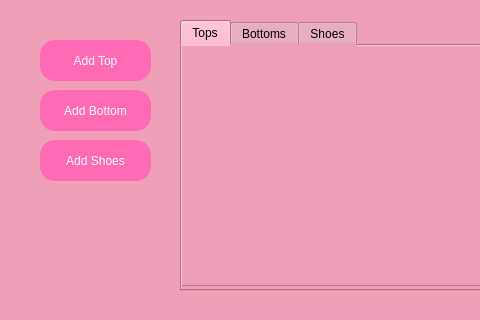
Before: the Qt Designer form mainwindow.ui in o1la/Outfit-Generator, drawn with Qt 5; both pictures show x 0 to 480 and y 0 to 320 of the 684 by 431 pixel window.
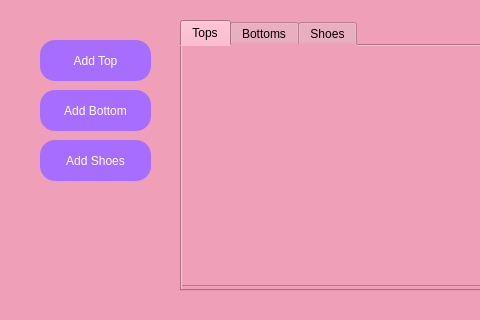
After: the same form once the commit is applied.

Commit message: added new window with outfits and changing

```diff
--- a/mainwindow.ui
+++ b/mainwindow.ui
@@ -31,11 +31,40 @@
      </rect>
     </property>
     <property name="styleSheet">
-     <string notr="true">background-color: rgb(255, 106, 180);
-color: white;
-border: 1px;
-border-radius: 15px;
-font: 14pt &quot;Lucida Grande&quot;;
+     <string notr="true">QPushButton
+{
+	background-color: rgb(167, 109, 255);
+	color: #fff;
+	border-width: 1px;
+	border-radius: 15px;
+	border-color: #c196ff;
+	padding: 2px;
+	font: 14pt &quot;Lucida Grande&quot;;
+}
+
+
+QPushButton::hover
+{
+	background-color: rgb(167, 120, 255);
+	color: #fff;
+	border-width: 1px;
+	border-radius: 15px;
+	border-color: #c196ff;
+	padding: 2px;
+	font: 14pt &quot;Lucida Grande&quot;;
+}
+
+
+QPushButton::pressed
+{
+	background-color: rgb(167, 110, 255);
+	color: #fff;
+	border-width: 1px;
+	border-radius: 15px;
+	border-color: #c196ff;
+	padding: 2px;
+	font: 14pt &quot;Lucida Grande&quot;;
+}
 </string>
     </property>
     <property name="text">
@@ -52,11 +81,40 @@
      </rect>
     </property>
     <property name="styleSheet">
-     <string notr="true">background-color: rgb(255, 106, 180);
-color: white;
-border: 1px;
-border-radius: 15px;
-font: 14pt &quot;Lucida Grande&quot;;
+     <string notr="true">QPushButton
+{
+	background-color: rgb(167, 109, 255);
+	color: #fff;
+	border-width: 1px;
+	border-radius: 15px;
+	border-color: #c196ff;
+	padding: 2px;
+	font: 14pt &quot;Lucida Grande&quot;;
+}
+
+
+QPushButton::hover
+{
+	background-color: rgb(167, 120, 255);
+	color: #fff;
+	border-width: 1px;
+	border-radius: 15px;
+	border-color: #c196ff;
+	padding: 2px;
+	font: 14pt &quot;Lucida Grande&quot;;
+}
+
+
+QPushButton::pressed
+{
+	background-color: rgb(167, 110, 255);
+	color: #fff;
+	border-width: 1px;
+	border-radius: 15px;
+	border-color: #c196ff;
+	padding: 2px;
+	font: 14pt &quot;Lucida Grande&quot;;
+}
 </string>
     </property>
     <property name="text">
@@ -73,11 +131,41 @@
      </rect>
     </property>
     <property name="styleSheet">
-     <string notr="true">background-color: rgb(255, 106, 180);
-color: white;
-border: 1px;
-border-radius: 15px;
-font: 14pt &quot;Lucida Grande&quot;;</string>
+     <string notr="true">QPushButton
+{
+	background-color: rgb(167, 109, 255);
+	color: #fff;
+	border-width: 1px;
+	border-radius: 15px;
+	border-color: #c196ff;
+	padding: 2px;
+	font: 14pt &quot;Lucida Grande&quot;;
+}
+
+
+QPushButton::hover
+{
+	background-color: rgb(167, 120, 255);
+	color: #fff;
+	border-width: 1px;
+	border-radius: 15px;
+	border-color: #c196ff;
+	padding: 2px;
+	font: 14pt &quot;Lucida Grande&quot;;
+}
+
+
+QPushButton::pressed
+{
+	background-color: rgb(167, 110, 255);
+	color: #fff;
+	border-width: 1px;
+	border-radius: 15px;
+	border-color: #c196ff;
+	padding: 2px;
+	font: 14pt &quot;Lucida Grande&quot;;
+}
+</string>
     </property>
     <property name="text">
      <string>Add Shoes</string>
```
Left out of the diff: 42 changed lines with no effect on the pictures. The commit also changes 6 other files.
